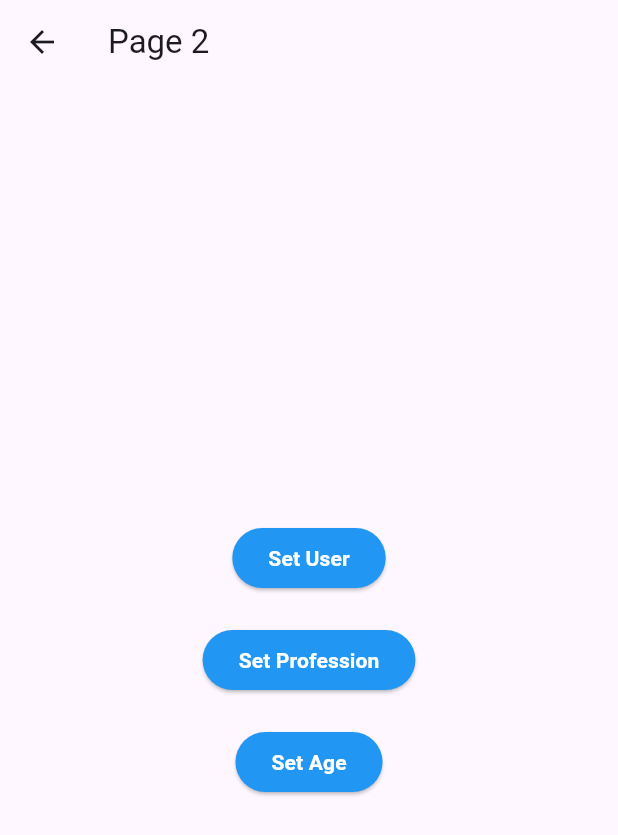
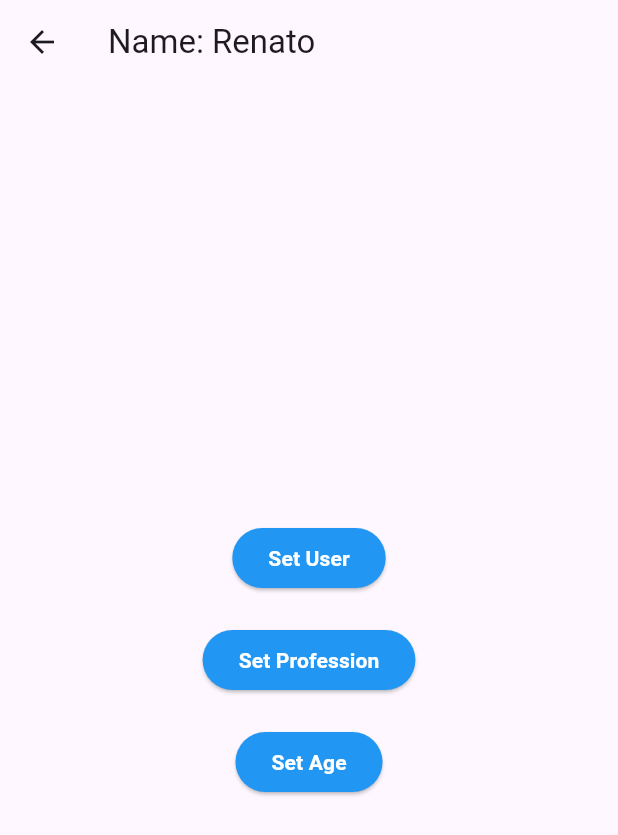
Before and after one commit to RenatoFloresV/states, a Flutter app: the Page2 screen opened by its route, after a tap on "Set User", on a phone screen of 412 x 824 dp. Shown: the top 835 px of the screen. Run offline on Flutter 3.47's test engine with Material 3 defaults, Android fonts, the phone set to English and light mode, and no system bars; accounts and stored records are empty.

Commit message:
Fin Singleton

```diff
--- a/lib/models/user.dart
+++ b/lib/models/user.dart
@@ -1,9 +1,9 @@
 class User {
-  final String name;
-  final int age;
-  final DateTime birthday;
-  final String gender;
-  final List<String> professions;
+  String name;
+  int age;
+  DateTime birthday;
+  String gender;
+  List<String> professions;
 
   User({
     required this.name,
--- a/lib/page/page1.dart
+++ b/lib/page/page1.dart
@@ -1,4 +1,7 @@
 import 'package:flutter/material.dart';
+
+import 'package:states/models/user.dart';
+import 'package:states/services/user_service.dart';
 
 class Page1 extends StatelessWidget {
   const Page1({super.key});
@@ -14,33 +17,53 @@ class Page1 extends StatelessWidget {
       appBar: AppBar(
         title: const Text('Page 1'),
       ),
-      body: const UserInfo(),
+      body: StreamBuilder(
+          stream: userService.userStream,
+          builder: (context, snapshot) {
+            if (snapshot.hasData) {
+              return UserInfo(user: snapshot.data!);
+            } else {
+              return Center(
+                  child: Column(
+                mainAxisAlignment: MainAxisAlignment.center,
+                children: [
+                  const Text('No user loaded'),
+                  const SizedBox(height: 20),
+                  ElevatedButton(
+                      child: const Text('Go to assign user'),
+                      onPressed: () {
+                        Navigator.pushNamed(context, '/page2');
+                      }),
+                ],
+              ));
+            }
+          }),
     );
   }
 }
 
 class UserInfo extends StatelessWidget {
-  const UserInfo({super.key});
+  const UserInfo({required this.user, super.key});
 
+  final User user;
   @override
   Widget build(BuildContext context) {
-    return const SizedBox(
+    return SizedBox(
       width: double.infinity,
       height: double.infinity,
       child: Column(
-        // mainAxisAlignment: MainAxisAlignment.center,
-        // crossAxisAlignment: CrossAxisAlignment.center,
         children: [
-          Text('General',
+          const Text('General',
               style: TextStyle(fontSize: 18, fontWeight: FontWeight.bold)),
-          Divider(),
-          ListTile(title: Text('Name')),
-          ListTile(title: Text('Age')),
-          ListTile(title: Text('Gender')),
-          Text('Professions',
+          const Divider(),
+          ListTile(title: const Text('Name'), subtitle: Text(user.name)),
+          ListTile(
+              title: const Text('Age'), subtitle: Text(user.age.toString())),
+          const ListTile(title: Text('Gender')),
+          const Text('Professions',
               style: TextStyle(fontSize: 18, fontWeight: FontWeight.bold)),
-          Divider(),
-          ListTile(title: Text('Developer')),
+          const Divider(),
+          const ListTile(title: Text('Developer')),
         ],
       ),
     );
--- a/lib/page/page2.dart
+++ b/lib/page/page2.dart
@@ -1,4 +1,8 @@
 import 'package:flutter/material.dart';
+
+import 'package:states/services/user_service.dart';
+
+import '../models/user.dart';
 
 class Page2 extends StatelessWidget {
   const Page2({super.key});
@@ -7,7 +11,16 @@ class Page2 extends StatelessWidget {
   Widget build(BuildContext context) {
     return Scaffold(
       appBar: AppBar(
-        title: const Text('Page 2'),
+        title: StreamBuilder(
+          stream: userService.userStream,
+          builder: (context, snapshot) {
+            if (snapshot.hasData) {
+              return Text('Name: ${snapshot.data!.name}');
+            } else {
+              return const Text('Page 2');
+            }
+          },
+        ),
       ),
       body: Center(
         child: Column(
@@ -17,10 +30,19 @@ class Page2 extends StatelessWidget {
               style: ElevatedButton.styleFrom(
                 backgroundColor: Colors.blue,
               ),
-              onPressed: () {},
               child: const Text('Set User',
                   style: TextStyle(
                       color: Colors.white, fontWeight: FontWeight.bold)),
+              onPressed: () {
+                final user = User(
+                  name: 'Renato',
+                  age: 27,
+                  birthday: DateTime.now(),
+                  gender: 'Male',
+                  professions: ['Developer'],
+                );
+                userService.loadUser(user);
+              },
             ),
             const SizedBox(height: 20),
             ElevatedButton(
@@ -37,10 +59,12 @@ class Page2 extends StatelessWidget {
               style: ElevatedButton.styleFrom(
                 backgroundColor: Colors.blue,
               ),
-              onPressed: () {},
               child: const Text('Set Age',
                   style: TextStyle(
                       color: Colors.white, fontWeight: FontWeight.bold)),
+              onPressed: () {
+                userService.changeAge(28);
+              },
             ),
           ],
         ),
--- /dev/null
+++ b/lib/services/user_service.dart
@@ -0,0 +1,32 @@
+import 'dart:async';
+
+import '../models/user.dart';
+
+class _UserService {
+  User? _user;
+
+  final StreamController<User?> _userController =
+      StreamController<User?>.broadcast();
+
+  Stream<User?> get userStream => _userController.stream;
+
+  User getUser() => _user!;
+
+  bool isUserLoaded() => _user != null;
+
+  void loadUser(User user) {
+    _user = user;
+    _userController.add(_user);
+  }
+
+  void changeAge(int age) {
+    _user!.age = age;
+    _userController.add(_user);
+  }
+
+  dispose() {
+    _userController.close();
+  }
+}
+
+final userService = _UserService();
```
